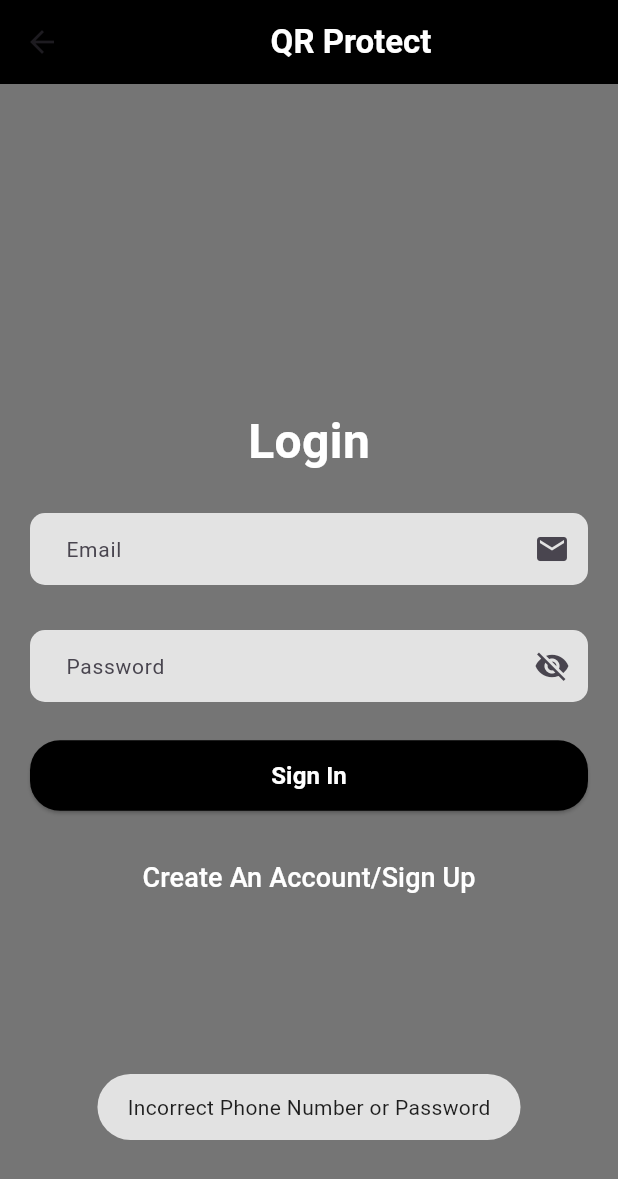
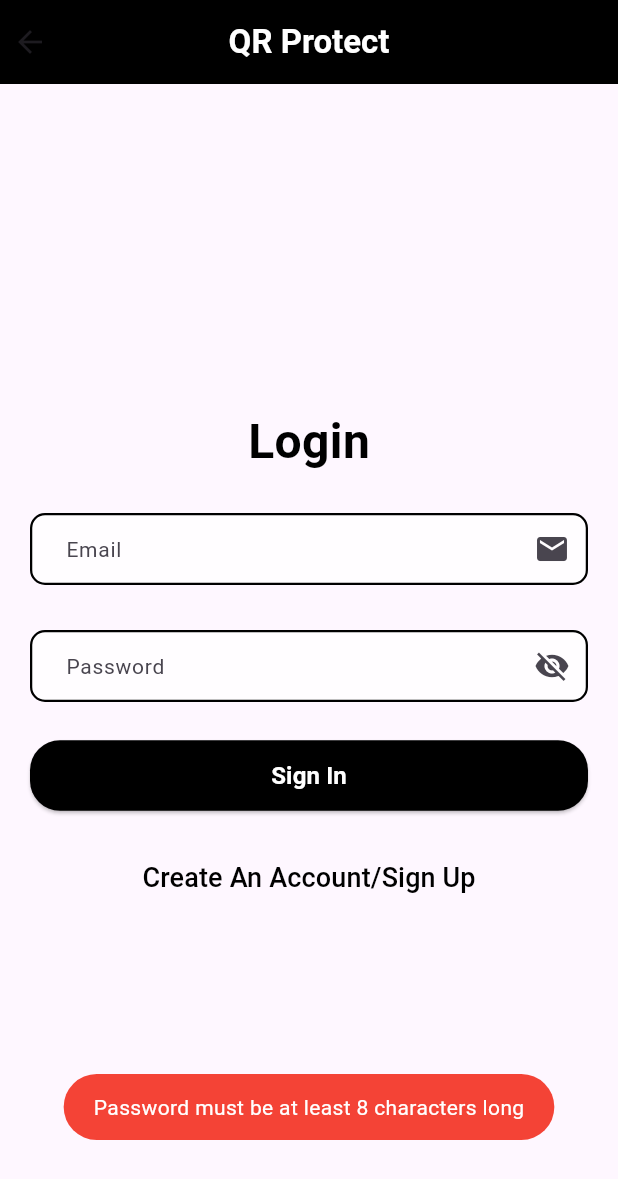
Before and after one commit to Rishav549/qr_protect, a Flutter app: the screen it shows after launch, after a tap on "Sign In", on a phone screen of 412 x 824 dp. Shown: the top 1179 px of the screen. Run offline on Flutter 3.47's test engine with Material 3 defaults, Android fonts, the phone set to English and light mode, and no system bars; our stand-ins replace bloc, cloud_firestore, dio, file_picker, firebase_auth, firebase_core and 5 more; missing offline and left inert: qr_bar_code; accounts and stored records are empty.

Commit message:
feat: login UI changed and password Validation

```diff
--- a/lib/components/textfield.dart
+++ b/lib/components/textfield.dart
@@ -63,7 +63,15 @@ class _CustomInputFieldState extends State<CustomInputField> {
           contentPadding: const EdgeInsets.only(left: 20, top: 10, bottom: 10),
           border: OutlineInputBorder(
             borderRadius: BorderRadius.circular(10),
-            borderSide: BorderSide.none,
+            borderSide: const BorderSide(color: Colors.black, width: 1.5),
+          ),
+          enabledBorder: OutlineInputBorder(
+            borderRadius: BorderRadius.circular(10),
+            borderSide: const BorderSide(color: Colors.black, width: 1.5),
+          ),
+          focusedBorder: OutlineInputBorder(
+            borderRadius: BorderRadius.circular(10),
+            borderSide: const BorderSide(color: Colors.black, width: 2),
           ),
           suffixIcon: widget.suffixIcon,
         ),
--- a/lib/routes/login.dart
+++ b/lib/routes/login.dart
@@ -23,7 +23,6 @@ class _LoginState extends State<Login> {
   @override
   Widget build(BuildContext context) {
     return Scaffold(
-        backgroundColor: Colors.grey.shade600,
         appBar: AppBar(
           title: const Center(
               child: Text(
@@ -31,6 +30,7 @@ class _LoginState extends State<Login> {
             style: TextStyle(fontWeight: FontWeight.bold, color: Colors.white),
           )),
           backgroundColor: Colors.black,
+          leadingWidth: 0,
         ),
         body: BlocProvider(
           create: (_) => AuthenticationBloc(),
@@ -58,7 +58,7 @@ class _LoginState extends State<Login> {
                     style: TextStyle(
                         fontWeight: FontWeight.bold,
                         fontSize: 32,
-                        color: Colors.white),
+                        color: Colors.black),
                   )),
                   const SizedBox(
                     height: 20,
@@ -94,6 +94,14 @@ class _LoginState extends State<Login> {
                     child: CustomButton(
                       label: "Sign In",
                       onPressed: () {
+                        if (passwordController.text.length < 8) {
+                          Fluttertoast.showToast(
+                              msg: "Password must be at least 8 characters long",
+                              gravity: ToastGravity.BOTTOM,
+                              backgroundColor: Colors.red,
+                              textColor: Colors.white);
+                          return;
+                        }
                         context.read<AuthenticationBloc>().add(
                             AuthenticationLogInEvent(
                                 email: emailController.text,
@@ -114,7 +122,7 @@ class _LoginState extends State<Login> {
                       },
                       child: const Text(
                         "Create An Account/Sign Up",
-                        style: TextStyle(fontSize: 18, color: Colors.white),
+                        style: TextStyle(fontSize: 18, color: Colors.black),
                       ))
                 ],
               );
```
